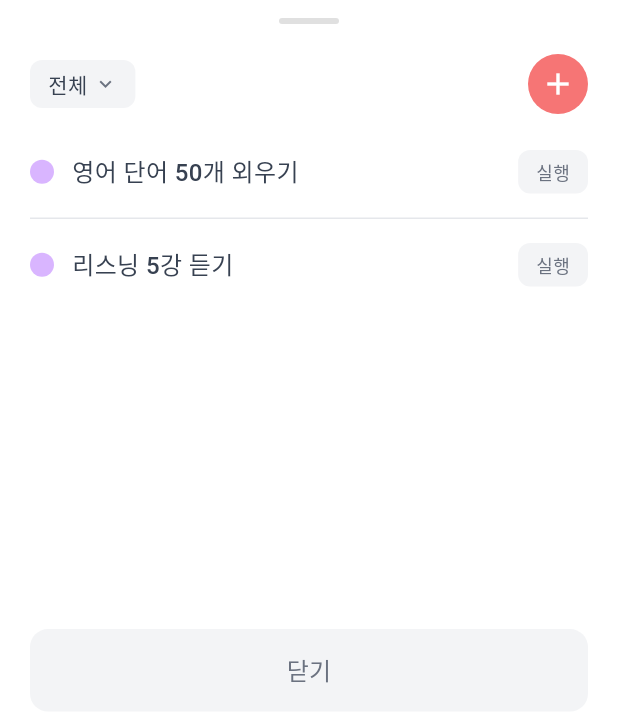
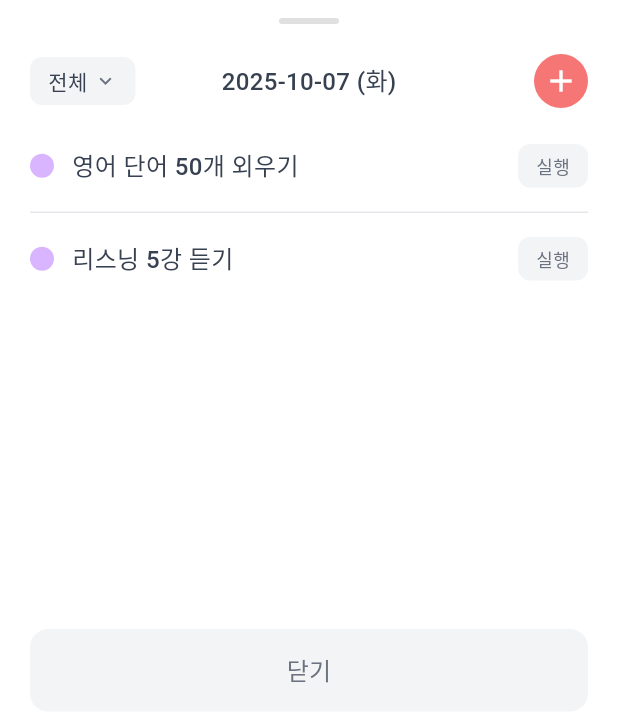
Before and after one commit to solve-z/TimeDog_Test, a Flutter app: the TodoSelectionDialog widget shown alone on an empty page, opened directly, on a phone screen of 412 x 824 dp. Shown: the top 722 px of the screen. Run offline on Flutter 3.47's test engine with Material 3 defaults, Android fonts, the phone set to English and light mode, and no system bars; our stand-ins replace audioplayers, device_info_plus, flutter_local_notifications, flutter_riverpod, flutter_svg, logger and 3 more; missing offline and left inert: flutter_background; accounts and stored records are empty; Roboto replaces fonts that are missing (OmyuPretty).

Commit message:
feat: 캐릭터 애니메이션 로딩처리 및 할일 선택 다이얼로그 현재날짜 표기

```diff
--- a/lib/common/dialog/d_todo_selection.dart
+++ b/lib/common/dialog/d_todo_selection.dart
@@ -55,9 +55,12 @@ class _TodoSelectionDialogState extends ConsumerState<TodoSelectionDialog> {
                   vertical: 8,
                 ),
                 child: Row(
-                  mainAxisAlignment: MainAxisAlignment.spaceBetween,
                   children: [
-                    GestureDetector(
+                    // 왼쪽: 필터 버튼
+                    Expanded(
+                      child: Align(
+                        alignment: Alignment.centerLeft,
+                        child: GestureDetector(
                           onTap: () {
                             setState(() {
                               showDateSelection = !showDateSelection;
@@ -94,7 +97,23 @@ class _TodoSelectionDialogState extends ConsumerState<TodoSelectionDialog> {
                             ),
                           ),
                         ),
-                    GestureDetector(
+                      ),
+                    ),
+                    // 중앙: 날짜
+                    Text(
+                      _formatCurrentDate(),
+                      style: const TextStyle(
+                        fontFamily: 'OmyuPretty',
+                        fontSize: 16,
+                        fontWeight: FontWeight.w500,
+                        color: Color(0xFF374151),
+                      ),
+                    ),
+                    // 오른쪽: 추가 버튼
+                    Expanded(
+                      child: Align(
+                        alignment: Alignment.centerRight,
+                        child: GestureDetector(
                           onTap: () async {
                             final newCategory = await showAddTodoDialog(
                               context,
@@ -102,15 +121,16 @@ class _TodoSelectionDialogState extends ConsumerState<TodoSelectionDialog> {
                             );
 
                             // 필터가 전체가 아닌 경우, 추가된 할일의 카테고리로 필터 변경
-                        if (newCategory != null && selectedDateFilter != '전체') {
+                            if (newCategory != null &&
+                                selectedDateFilter != '전체') {
                               setState(() {
                                 selectedDateFilter = newCategory;
                               });
                             }
                           },
                           child: Container(
-                        width: 40,
-                        height: 40,
+                            width: 36,
+                            height: 36,
                             decoration: const BoxDecoration(
                               color: AppColors.primary,
                               shape: BoxShape.circle,
@@ -119,6 +139,8 @@ class _TodoSelectionDialogState extends ConsumerState<TodoSelectionDialog> {
                               Icons.add,
                               color: Colors.white,
                               size: 24,
+                            ),
+                          ),
                         ),
                       ),
                     ),
@@ -407,6 +429,13 @@ class _TodoSelectionDialogState extends ConsumerState<TodoSelectionDialog> {
         date.month == now.month &&
         date.day == now.day;
   }
+
+  String _formatCurrentDate() {
+    final now = DateTime.now();
+    final weekdays = ['월', '화', '수', '목', '금', '토', '일'];
+    final weekday = weekdays[now.weekday - 1];
+    return '${now.year}-${now.month.toString().padLeft(2, '0')}-${now.day.toString().padLeft(2, '0')} ($weekday)';
+  }
 }
 
 void showTodoSelectionDialog(BuildContext context) {
```
Also changed, not shown: lib/screen/main/tab/timer/animation_provider.dart (+16 -0 lines), lib/screen/main/tab/timer/f_character_animation.dart (+18 -18 lines). Lines whose indentation alone changed are shown as unchanged.
